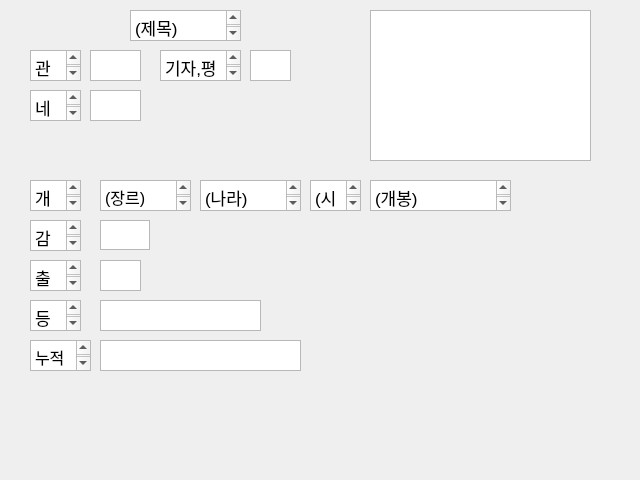
First picture: the form in database_src/v1/window/movie_info.ui, repository DDongYul/Database-FinalProject, before the edit.
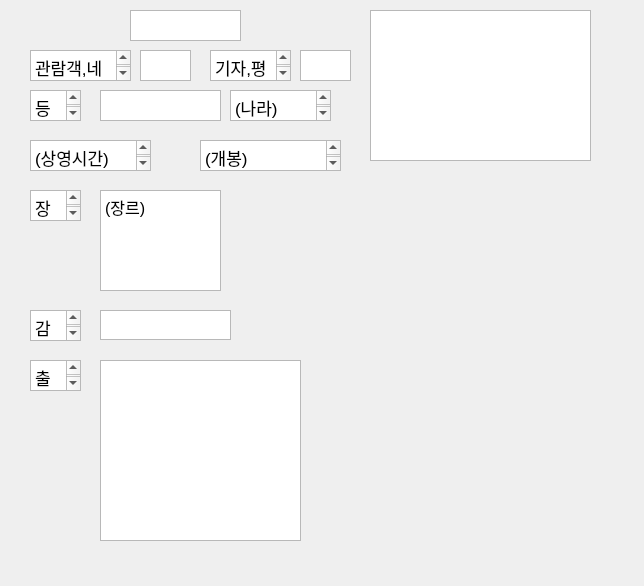
Second picture: the form after the edit.

Commit message: 제목검색기능 , 영화상세정보

The edit to the form file:
```diff
--- a/database_src/v1/window/movie_info.ui
+++ b/database_src/v1/window/movie_info.ui
@@ -6,8 +6,8 @@
    <rect>
     <x>0</x>
     <y>0</y>
-    <width>640</width>
-    <height>480</height>
+    <width>644</width>
+    <height>586</height>
    </rect>
   </property>
   <property name="windowTitle">
@@ -27,7 +27,7 @@
 &lt;html&gt;&lt;head&gt;&lt;meta name=&quot;qrichtext&quot; content=&quot;1&quot; /&gt;&lt;style type=&quot;text/css&quot;&gt;
 p, li { white-space: pre-wrap; }
 &lt;/style&gt;&lt;/head&gt;&lt;body style=&quot; font-family:'.AppleSystemUIFont'; font-size:13pt; font-weight:400; font-style:normal;&quot;&gt;
-&lt;p style=&quot; margin-top:0px; margin-bottom:0px; margin-left:0px; margin-right:0px; -qt-block-indent:0; text-indent:0px;&quot;&gt;(제목)&lt;/p&gt;&lt;/body&gt;&lt;/html&gt;</string>
+&lt;p style=&quot;-qt-paragraph-type:empty; margin-top:0px; margin-bottom:0px; margin-left:0px; margin-right:0px; -qt-block-indent:0; text-indent:0px;&quot;&gt;&lt;br /&gt;&lt;/p&gt;&lt;/body&gt;&lt;/html&gt;</string>
    </property>
   </widget>
   <widget class="QTextEdit" name="textEdit_2">
@@ -35,27 +35,33 @@
     <rect>
      <x>30</x>
      <y>50</y>
-     <width>51</width>
+     <width>101</width>
      <height>31</height>
     </rect>
    </property>
+   <property name="readOnly">
+    <bool>true</bool>
+   </property>
    <property name="html">
     <string>&lt;!DOCTYPE HTML PUBLIC &quot;-//W3C//DTD HTML 4.0//EN&quot; &quot;http://www.w3.org/TR/REC-html40/strict.dtd&quot;&gt;
 &lt;html&gt;&lt;head&gt;&lt;meta name=&quot;qrichtext&quot; content=&quot;1&quot; /&gt;&lt;style type=&quot;text/css&quot;&gt;
 p, li { white-space: pre-wrap; }
 &lt;/style&gt;&lt;/head&gt;&lt;body style=&quot; font-family:'.AppleSystemUIFont'; font-size:13pt; font-weight:400; font-style:normal;&quot;&gt;
-&lt;p style=&quot; margin-top:0px; margin-bottom:0px; margin-left:0px; margin-right:0px; -qt-block-indent:0; text-indent:0px;&quot;&gt;관람객&lt;/p&gt;&lt;/body&gt;&lt;/html&gt;</string>
+&lt;p style=&quot; margin-top:0px; margin-bottom:0px; margin-left:0px; margin-right:0px; -qt-block-indent:0; text-indent:0px;&quot;&gt;관람객,네티즌&lt;/p&gt;&lt;/body&gt;&lt;/html&gt;</string>
    </property>
   </widget>
   <widget class="QTextEdit" name="textEdit_3">
    <property name="geometry">
     <rect>
-     <x>160</x>
+     <x>210</x>
      <y>50</y>
      <width>81</width>
      <height>31</height>
     </rect>
    </property>
+   <property name="readOnly">
+    <bool>true</bool>
+   </property>
    <property name="html">
     <string>&lt;!DOCTYPE HTML PUBLIC &quot;-//W3C//DTD HTML 4.0//EN&quot; &quot;http://www.w3.org/TR/REC-html40/strict.dtd&quot;&gt;
 &lt;html&gt;&lt;head&gt;&lt;meta name=&quot;qrichtext&quot; content=&quot;1&quot; /&gt;&lt;style type=&quot;text/css&quot;&gt;
@@ -64,27 +70,10 @@
 &lt;p style=&quot; margin-top:0px; margin-bottom:0px; margin-left:0px; margin-right:0px; -qt-block-indent:0; text-indent:0px;&quot;&gt;기자,평론가&lt;/p&gt;&lt;/body&gt;&lt;/html&gt;</string>
    </property>
   </widget>
-  <widget class="QTextEdit" name="textEdit_4">
-   <property name="geometry">
-    <rect>
-     <x>30</x>
-     <y>90</y>
-     <width>51</width>
-     <height>31</height>
-    </rect>
-   </property>
-   <property name="html">
-    <string>&lt;!DOCTYPE HTML PUBLIC &quot;-//W3C//DTD HTML 4.0//EN&quot; &quot;http://www.w3.org/TR/REC-html40/strict.dtd&quot;&gt;
-&lt;html&gt;&lt;head&gt;&lt;meta name=&quot;qrichtext&quot; content=&quot;1&quot; /&gt;&lt;style type=&quot;text/css&quot;&gt;
-p, li { white-space: pre-wrap; }
-&lt;/style&gt;&lt;/head&gt;&lt;body style=&quot; font-family:'.AppleSystemUIFont'; font-size:13pt; font-weight:400; font-style:normal;&quot;&gt;
-&lt;p style=&quot; margin-top:0px; margin-bottom:0px; margin-left:0px; margin-right:0px; -qt-block-indent:0; text-indent:0px;&quot;&gt;네티즌&lt;/p&gt;&lt;/body&gt;&lt;/html&gt;</string>
-   </property>
-  </widget>
   <widget class="QTextEdit" name="textEdit_audienceRate">
    <property name="geometry">
     <rect>
-     <x>90</x>
+     <x>140</x>
      <y>50</y>
      <width>51</width>
      <height>31</height>
@@ -98,29 +87,12 @@
 &lt;p style=&quot;-qt-paragraph-type:empty; margin-top:0px; margin-bottom:0px; margin-left:0px; margin-right:0px; -qt-block-indent:0; text-indent:0px;&quot;&gt;&lt;br /&gt;&lt;/p&gt;&lt;/body&gt;&lt;/html&gt;</string>
    </property>
   </widget>
-  <widget class="QTextEdit" name="textEdit_netizenRate">
-   <property name="geometry">
-    <rect>
-     <x>90</x>
-     <y>90</y>
-     <width>51</width>
-     <height>31</height>
-    </rect>
-   </property>
-   <property name="html">
-    <string>&lt;!DOCTYPE HTML PUBLIC &quot;-//W3C//DTD HTML 4.0//EN&quot; &quot;http://www.w3.org/TR/REC-html40/strict.dtd&quot;&gt;
-&lt;html&gt;&lt;head&gt;&lt;meta name=&quot;qrichtext&quot; content=&quot;1&quot; /&gt;&lt;style type=&quot;text/css&quot;&gt;
-p, li { white-space: pre-wrap; }
-&lt;/style&gt;&lt;/head&gt;&lt;body style=&quot; font-family:'.AppleSystemUIFont'; font-size:13pt; font-weight:400; font-style:normal;&quot;&gt;
-&lt;p style=&quot;-qt-paragraph-type:empty; margin-top:0px; margin-bottom:0px; margin-left:0px; margin-right:0px; -qt-block-indent:0; text-indent:0px;&quot;&gt;&lt;br /&gt;&lt;/p&gt;&lt;/body&gt;&lt;/html&gt;</string>
-   </property>
-  </widget>
   <widget class="QTextEdit" name="textEdit_journalRate">
    <property name="geometry">
     <rect>
-     <x>250</x>
+     <x>300</x>
      <y>50</y>
-     <width>41</width>
+     <width>51</width>
      <height>31</height>
     </rect>
    </property>
@@ -146,9 +118,9 @@
    <property name="geometry">
     <rect>
      <x>100</x>
-     <y>180</y>
-     <width>91</width>
-     <height>31</height>
+     <y>190</y>
+     <width>121</width>
+     <height>101</height>
     </rect>
    </property>
    <property name="html">
@@ -162,8 +134,8 @@
   <widget class="QTextEdit" name="textEdit_country">
    <property name="geometry">
     <rect>
-     <x>200</x>
-     <y>180</y>
+     <x>230</x>
+     <y>90</y>
      <width>101</width>
      <height>31</height>
     </rect>
@@ -179,9 +151,9 @@
   <widget class="QTextEdit" name="textEdit_playTime">
    <property name="geometry">
     <rect>
-     <x>310</x>
-     <y>180</y>
-     <width>51</width>
+     <x>30</x>
+     <y>140</y>
+     <width>121</width>
      <height>31</height>
     </rect>
    </property>
@@ -190,14 +162,14 @@
 &lt;html&gt;&lt;head&gt;&lt;meta name=&quot;qrichtext&quot; content=&quot;1&quot; /&gt;&lt;style type=&quot;text/css&quot;&gt;
 p, li { white-space: pre-wrap; }
 &lt;/style&gt;&lt;/head&gt;&lt;body style=&quot; font-family:'.AppleSystemUIFont'; font-size:13pt; font-weight:400; font-style:normal;&quot;&gt;
-&lt;p style=&quot; margin-top:0px; margin-bottom:0px; margin-left:0px; margin-right:0px; -qt-block-indent:0; text-indent:0px;&quot;&gt;(시간)&lt;/p&gt;&lt;/body&gt;&lt;/html&gt;</string>
+&lt;p style=&quot; margin-top:0px; margin-bottom:0px; margin-left:0px; margin-right:0px; -qt-block-indent:0; text-indent:0px;&quot;&gt;(상영시간)&lt;/p&gt;&lt;/body&gt;&lt;/html&gt;</string>
    </property>
   </widget>
   <widget class="QTextEdit" name="textEdit_openingDate">
    <property name="geometry">
     <rect>
-     <x>370</x>
-     <y>180</y>
+     <x>200</x>
+     <y>140</y>
      <width>141</width>
      <height>31</height>
     </rect>
@@ -214,7 +186,7 @@
    <property name="geometry">
     <rect>
      <x>30</x>
-     <y>220</y>
+     <y>310</y>
      <width>51</width>
      <height>31</height>
     </rect>
@@ -231,8 +203,8 @@
    <property name="geometry">
     <rect>
      <x>100</x>
-     <y>220</y>
-     <width>50</width>
+     <y>310</y>
+     <width>131</width>
      <height>30</height>
     </rect>
    </property>
@@ -248,7 +220,7 @@
    <property name="geometry">
     <rect>
      <x>30</x>
-     <y>260</y>
+     <y>360</y>
      <width>51</width>
      <height>31</height>
     </rect>
@@ -261,29 +233,12 @@
 &lt;p style=&quot; margin-top:0px; margin-bottom:0px; margin-left:0px; margin-right:0px; -qt-block-indent:0; text-indent:0px;&quot;&gt;출연&lt;/p&gt;&lt;/body&gt;&lt;/html&gt;</string>
    </property>
   </widget>
-  <widget class="QTextEdit" name="textEdit_actor">
-   <property name="geometry">
-    <rect>
-     <x>100</x>
-     <y>260</y>
-     <width>41</width>
-     <height>31</height>
-    </rect>
-   </property>
-   <property name="html">
-    <string>&lt;!DOCTYPE HTML PUBLIC &quot;-//W3C//DTD HTML 4.0//EN&quot; &quot;http://www.w3.org/TR/REC-html40/strict.dtd&quot;&gt;
-&lt;html&gt;&lt;head&gt;&lt;meta name=&quot;qrichtext&quot; content=&quot;1&quot; /&gt;&lt;style type=&quot;text/css&quot;&gt;
-p, li { white-space: pre-wrap; }
-&lt;/style&gt;&lt;/head&gt;&lt;body style=&quot; font-family:'.AppleSystemUIFont'; font-size:13pt; font-weight:400; font-style:normal;&quot;&gt;
-&lt;p style=&quot;-qt-paragraph-type:empty; margin-top:0px; margin-bottom:0px; margin-left:0px; margin-right:0px; -qt-block-indent:0; text-indent:0px;&quot;&gt;&lt;br /&gt;&lt;/p&gt;&lt;/body&gt;&lt;/html&gt;</string>
-   </property>
-  </widget>
   <widget class="QTextEdit" name="textEdit_rate">
    <property name="geometry">
     <rect>
      <x>100</x>
-     <y>300</y>
-     <width>161</width>
+     <y>90</y>
+     <width>121</width>
      <height>31</height>
     </rect>
    </property>
@@ -299,7 +254,7 @@
    <property name="geometry">
     <rect>
      <x>30</x>
-     <y>300</y>
+     <y>90</y>
      <width>51</width>
      <height>31</height>
     </rect>
@@ -312,45 +267,21 @@
 &lt;p style=&quot; margin-top:0px; margin-bottom:0px; margin-left:0px; margin-right:0px; -qt-block-indent:0; text-indent:0px;&quot;&gt;등급&lt;/p&gt;&lt;/body&gt;&lt;/html&gt;</string>
    </property>
   </widget>
-  <widget class="QTextEdit" name="textEdit_19">
-   <property name="geometry">
-    <rect>
-     <x>30</x>
-     <y>340</y>
-     <width>61</width>
-     <height>31</height>
-    </rect>
-   </property>
-   <property name="html">
-    <string>&lt;!DOCTYPE HTML PUBLIC &quot;-//W3C//DTD HTML 4.0//EN&quot; &quot;http://www.w3.org/TR/REC-html40/strict.dtd&quot;&gt;
-&lt;html&gt;&lt;head&gt;&lt;meta name=&quot;qrichtext&quot; content=&quot;1&quot; /&gt;&lt;style type=&quot;text/css&quot;&gt;
-p, li { white-space: pre-wrap; }
-&lt;/style&gt;&lt;/head&gt;&lt;body style=&quot; font-family:'.AppleSystemUIFont'; font-size:13pt; font-weight:400; font-style:normal;&quot;&gt;
-&lt;p style=&quot; margin-top:0px; margin-bottom:0px; margin-left:0px; margin-right:0px; -qt-block-indent:0; text-indent:0px;&quot;&gt;&lt;span style=&quot; font-size:12pt;&quot;&gt;누적관객&lt;/span&gt;&lt;/p&gt;&lt;/body&gt;&lt;/html&gt;</string>
-   </property>
-  </widget>
-  <widget class="QTextEdit" name="textEdit_audienceCount">
+  <widget class="QListWidget" name="listWidget_actor">
    <property name="geometry">
     <rect>
      <x>100</x>
-     <y>340</y>
+     <y>360</y>
      <width>201</width>
-     <height>31</height>
+     <height>181</height>
     </rect>
    </property>
-   <property name="html">
-    <string>&lt;!DOCTYPE HTML PUBLIC &quot;-//W3C//DTD HTML 4.0//EN&quot; &quot;http://www.w3.org/TR/REC-html40/strict.dtd&quot;&gt;
-&lt;html&gt;&lt;head&gt;&lt;meta name=&quot;qrichtext&quot; content=&quot;1&quot; /&gt;&lt;style type=&quot;text/css&quot;&gt;
-p, li { white-space: pre-wrap; }
-&lt;/style&gt;&lt;/head&gt;&lt;body style=&quot; font-family:'.AppleSystemUIFont'; font-size:13pt; font-weight:400; font-style:normal;&quot;&gt;
-&lt;p style=&quot;-qt-paragraph-type:empty; margin-top:0px; margin-bottom:0px; margin-left:0px; margin-right:0px; -qt-block-indent:0; text-indent:0px;&quot;&gt;&lt;br /&gt;&lt;/p&gt;&lt;/body&gt;&lt;/html&gt;</string>
-   </property>
   </widget>
   <widget class="QTextEdit" name="textEdit">
    <property name="geometry">
     <rect>
      <x>30</x>
-     <y>180</y>
+     <y>190</y>
      <width>51</width>
      <height>31</height>
     </rect>
@@ -360,7 +291,7 @@
 &lt;html&gt;&lt;head&gt;&lt;meta name=&quot;qrichtext&quot; content=&quot;1&quot; /&gt;&lt;style type=&quot;text/css&quot;&gt;
 p, li { white-space: pre-wrap; }
 &lt;/style&gt;&lt;/head&gt;&lt;body style=&quot; font-family:'.AppleSystemUIFont'; font-size:13pt; font-weight:400; font-style:normal;&quot;&gt;
-&lt;p style=&quot; margin-top:0px; margin-bottom:0px; margin-left:0px; margin-right:0px; -qt-block-indent:0; text-indent:0px;&quot;&gt;개요&lt;/p&gt;&lt;/body&gt;&lt;/html&gt;</string>
+&lt;p style=&quot; margin-top:0px; margin-bottom:0px; margin-left:0px; margin-right:0px; -qt-block-indent:0; text-indent:0px;&quot;&gt;장르&lt;/p&gt;&lt;/body&gt;&lt;/html&gt;</string>
    </property>
   </widget>
  </widget>
```
Left out of the diff: 4 changed lines with no effect on the pictures. The commit also changes 5 other files.
